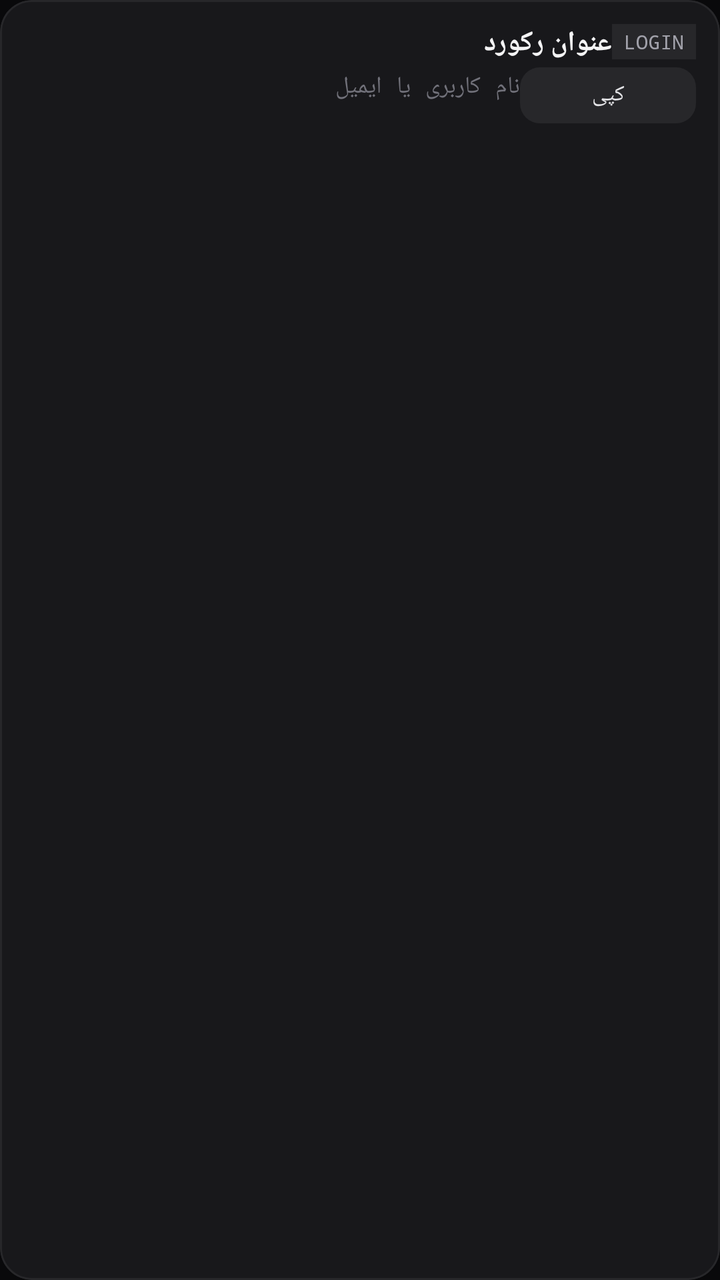
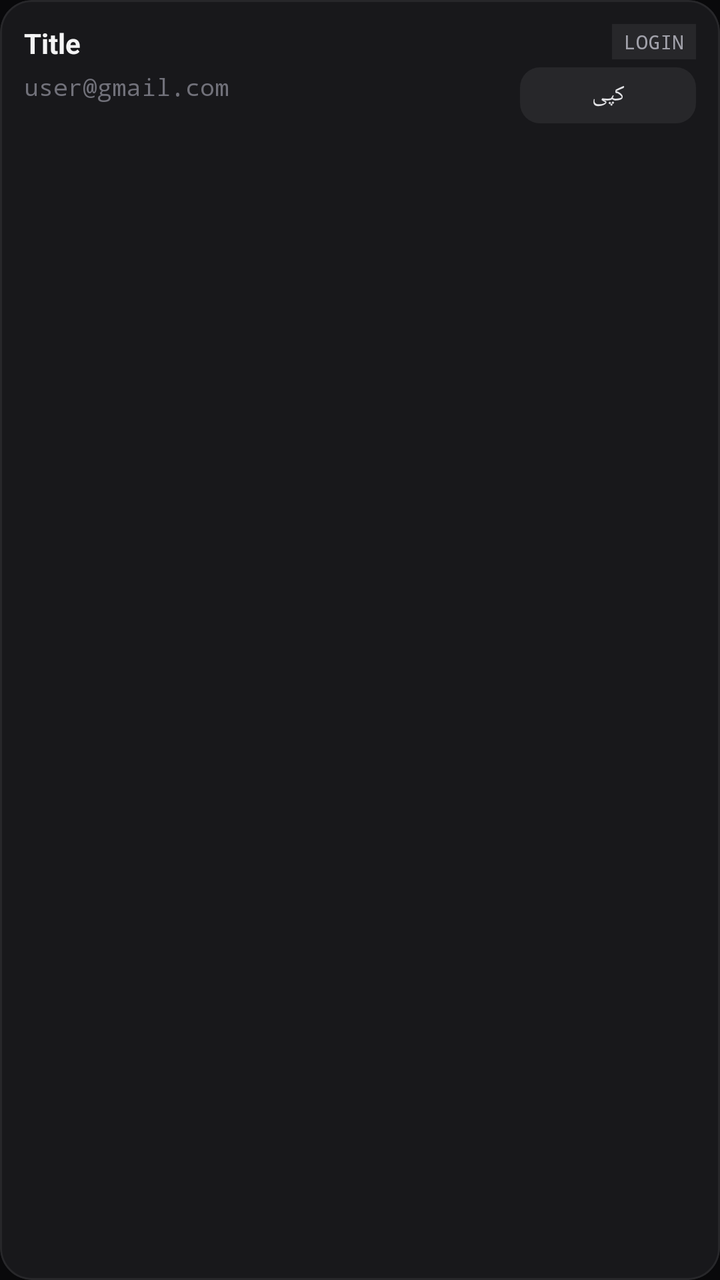

Screens rendered from an Android XML layout before and after an edit, with the pre-edit source and the edit as a unified diff.
<!-- AndroidManifest.xml: application theme Theme.Material3.Dark.NoActionBar -->
<!-- res/layout/item_vault_nordic.xml -->
<?xml version="1.0" encoding="utf-8"?>
<com.google.android.material.card.MaterialCardView
    xmlns:android="http://schemas.android.com/apk/res/android"
    xmlns:app="http://schemas.android.com/apk/res-auto"
    android:id="@+id/cardRoot"
    android:layout_width="match_parent"
    android:layout_height="wrap_content"
    android:layout_marginHorizontal="12dp"
    android:layout_marginVertical="4dp"
    app:cardCornerRadius="16dp"
    app:cardElevation="0dp"
    app:strokeWidth="1dp"
    app:strokeColor="#27272A"
    app:cardBackgroundColor="#18181B">

    <androidx.constraintlayout.widget.ConstraintLayout
        android:layout_width="match_parent"
        android:layout_height="wrap_content"
        android:padding="12dp">

        <TextView
            android:id="@+id/tvTitle"
            android:layout_width="0dp"
            android:layout_height="wrap_content"
            android:text="عنوان رکورد"
            android:textColor="#F4F4F5"
            android:textSize="14sp"
            android:textStyle="bold"
            app:layout_constraintStart_toStartOf="parent"
            app:layout_constraintTop_toTopOf="parent"
            app:layout_constraintEnd_toStartOf="@id/tvCategory" />

        <TextView
            android:id="@+id/tvCategory"
            android:layout_width="wrap_content"
            android:layout_height="wrap_content"
            android:text="LOGIN"
            android:textSize="10sp"
            android:fontFamily="monospace"
            android:textColor="#A1A1AA"
            android:background="#27272A"
            android:paddingHorizontal="6dp"
            android:paddingVertical="2dp"
            app:layout_constraintEnd_toEndOf="parent"
            app:layout_constraintTop_toTopOf="@id/tvTitle" />

        <TextView
            android:id="@+id/tvUsername"
            android:layout_width="0dp"
            android:layout_height="wrap_content"
            android:layout_marginTop="4dp"
            android:text="نام کاربری یا ایمیل"
            android:textColor="#71717A"
            android:textSize="12sp"
            android:fontFamily="monospace"
            app:layout_constraintStart_toStartOf="parent"
            app:layout_constraintTop_toBottomOf="@id/tvTitle"
            app:layout_constraintEnd_toStartOf="@id/btnCopyPass" />

        <com.google.android.material.button.MaterialButton
            android:id="@+id/btnCopyPass"
            style="@style/Widget.Material3.Button.TonalButton"
            android:layout_width="wrap_content"
            android:layout_height="36dp"
            android:text="کپی"
            android:textSize="11sp"
            android:textColor="#E4E4E7"
            app:backgroundTint="#27272A"
            app:cornerRadius="10dp"
            app:layout_constraintEnd_toEndOf="parent"
            app:layout_constraintBottom_toBottomOf="parent"
            app:layout_constraintTop_toBottomOf="@id/tvCategory" />

    </androidx.constraintlayout.widget.ConstraintLayout>
</com.google.android.material.card.MaterialCardView>
<!-- resources referenced by this layout -->
<resources>
  <style name="Theme.Material3.Dark.NoActionBar" parent="Theme.MaterialComponents.DayNight.NoActionBar">
          <item name="android:statusBarColor">#09090B</item>
          <item name="android:windowBackground">#09090B</item>
      </style>
</resources>

<!-- the commit's change to res/layout/item_vault_nordic.xml (unified diff, before → after) -->
@@ -22,7 +22,7 @@
             android:id="@+id/tvTitle"
             android:layout_width="0dp"
             android:layout_height="wrap_content"
-            android:text="عنوان رکورد"
+            android:text="Title"
             android:textColor="#F4F4F5"
             android:textSize="14sp"
             android:textStyle="bold"
@@ -49,7 +49,7 @@
             android:layout_width="0dp"
             android:layout_height="wrap_content"
             android:layout_marginTop="4dp"
-            android:text="نام کاربری یا ایمیل"
+            android:text="user@gmail.com"
             android:textColor="#71717A"
             android:textSize="12sp"
             android:fontFamily="monospace"
